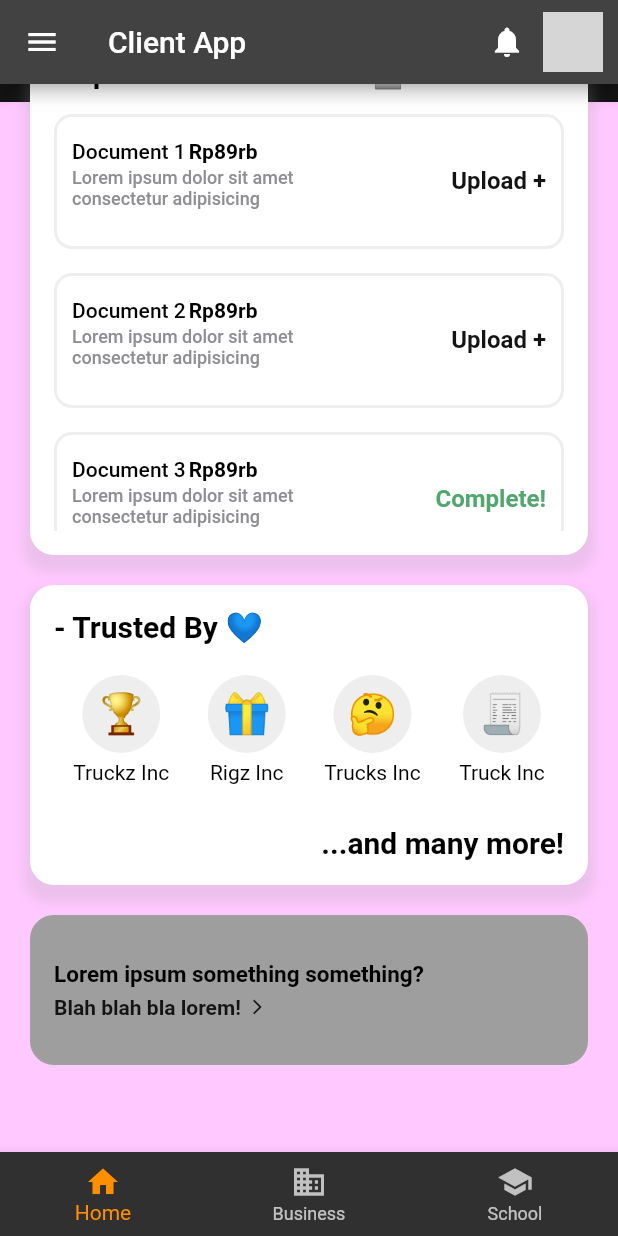
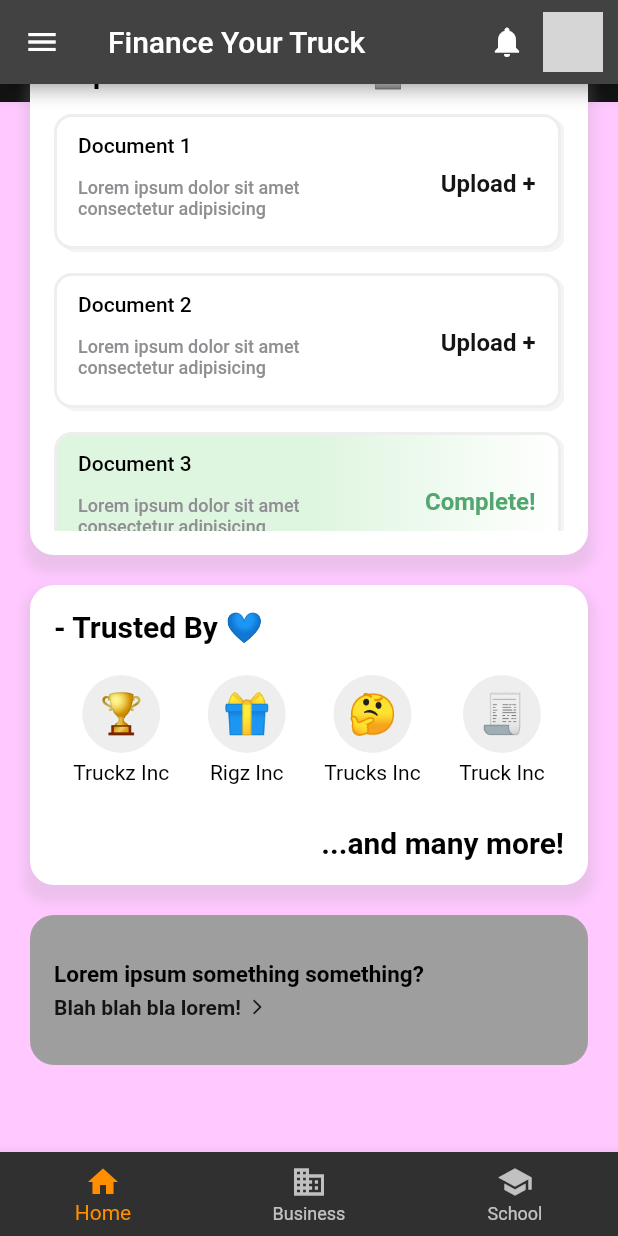
Before and after one commit to AlulaLeak/client-financing-application, a Flutter app: the screen it shows once a user with an empty profile is signed in, scrolled down 388 dp, on a phone screen of 412 x 824 dp. Run offline on Flutter 3.47's test engine with Material 2 defaults, Android fonts, the phone set to English and light mode, and no system bars; our stand-ins replace cloud_firestore, firebase_auth, firebase_core; missing offline and left inert: flutterfire_ui; accounts and stored records are empty; network calls fail; statements that could not run were skipped; grey boxes are pictures that could not be loaded.

Commit message:
refactored pages& widgets and tweaked styles

```diff
--- /dev/null
+++ b/lib/constants/constants_client_app.dart
@@ -0,0 +1,12 @@
+import 'package:flutter/material.dart';
+import '../widgets/client_homewidget/client_homewidget.dart';
+
+List<Widget> widgetOptions = <Widget>[
+  const ClientHomeWidget(),
+  const Center(
+    child: Text('Client App Page 2'),
+  ),
+  const Center(
+    child: Text('Client App Page 3'),
+  ),
+];
--- a/lib/pages/client_app.dart
+++ b/lib/pages/client_app.dart
@@ -38,13 +38,14 @@ class ClientApp extends StatelessWidget {
               "name": context.read<UserInformation>().name,
               "email": context.read<UserInformation>().email,
               "photoUrl": context.read<UserInformation>().photoUrl,
+              "created_at": DateTime.now(),
             };
             db.collection("users").add(user);
           }
         }
         return Scaffold(
             appBar: AppBar(
-              title: const Text('Client App'),
+              title: const Text("Finance Your Truck"),
               actions: [
                 IconButton(
                     onPressed: () {}, icon: const Icon(Icons.notifications)),
--- a/lib/pages/placeholder.dart
+++ b/lib/pages/placeholder.dart
@@ -16,9 +16,7 @@ class PlaceholderHomePage extends StatelessWidget {
         child: Column(
           mainAxisAlignment: MainAxisAlignment.center,
           children: <Widget>[
-            const Text(
-              'You have pushed the button this many times:',
-            ),
+            const Text('You have pushed the button this many times:'),
             Text(
               '${context.watch<Counter>().counter}',
               style: Theme.of(context).textTheme.headlineMedium,
--- a/lib/widgets/bottom_navbar.dart
+++ b/lib/widgets/bottom_navbar.dart
@@ -3,9 +3,7 @@ import 'package:provider/provider.dart';
 import 'package:workingauth/providers/bottomnav_provider.dart';
 
 class BottomNavBar extends StatelessWidget {
-  const BottomNavBar({
-    super.key,
-  });
+  const BottomNavBar({super.key});
 
   @override
   Widget build(BuildContext context) {
--- a/lib/widgets/client_homewidget/client_homewidget.dart
+++ b/lib/widgets/client_homewidget/client_homewidget.dart
@@ -1,7 +1,7 @@
 import 'package:flutter/material.dart';
 import './picture_slider.dart';
 import './welcome_and_progress.dart';
-import './document_status_card.dart';
+import 'document_status_cardlist.dart';
 import './trustedby_card.dart';
 import './extrainfo_card.dart';
 import '../../constants/constants_client_homewidget.dart';
--- /dev/null
+++ b/lib/widgets/client_homewidget/document_card.dart
@@ -0,0 +1,87 @@
+import 'package:flutter/material.dart';
+import '../../constants/constants_client_homewidget.dart';
+
+class DocumentCard extends StatelessWidget {
+  const DocumentCard({Key? key, this.index = 0}) : super(key: key);
+
+  final int index;
+
+  @override
+  Widget build(BuildContext context) {
+    return Container(
+      margin: const EdgeInsets.only(right: 2),
+      padding: const EdgeInsets.only(left: 14, right: 8, top: 11),
+      width: double.infinity,
+      height: 90,
+      decoration: BoxDecoration(
+        boxShadow: const [
+          BoxShadow(
+            color: Color.fromARGB(61, 209, 209, 209),
+            offset: Offset(3.0, 2.0),
+          ),
+        ],
+        gradient: LinearGradient(
+            colors: [
+              const Color.fromARGB(255, 255, 255, 255),
+              index % 3 == 0 + index
+                  ? white
+                  : const Color.fromARGB(255, 222, 245, 223)
+            ],
+            begin: Alignment.centerRight,
+            end: const Alignment(0.005, 0.0),
+            tileMode: TileMode.clamp),
+        color: index % 3 == 0 + index
+            ? white
+            : const Color.fromARGB(255, 222, 245, 223),
+        border: Border.all(width: 2, color: secondary),
+        borderRadius: const BorderRadius.all(Radius.circular(12.0)),
+      ),
+      child: Column(
+        mainAxisAlignment: MainAxisAlignment.start,
+        crossAxisAlignment: CrossAxisAlignment.start,
+        children: [
+          Text("Document $index",
+              style: const TextStyle(
+                  color: black, fontSize: 14, fontWeight: FontWeight.w500)),
+          const SizedBox(height: 8),
+          Row(
+            children: [
+              const SizedBox(
+                width: 200,
+                child: Text(
+                  "Lorem ipsum dolor sit amet consectetur adipisicing",
+                  style: TextStyle(
+                      color: grey, fontSize: 12, fontWeight: FontWeight.w500),
+                ),
+              ),
+              const Spacer(),
+              Container(
+                margin: const EdgeInsets.only(right: 7),
+                child: Padding(
+                  padding: const EdgeInsets.only(bottom: 20),
+                  child: index % 3 == 0 + index
+                      ? const Text(
+                          'Upload +',
+                          style: TextStyle(
+                            color: primary,
+                            fontSize: 16,
+                            fontWeight: FontWeight.bold,
+                          ),
+                        )
+                      : const Text(
+                          'Complete!',
+                          style: TextStyle(
+                            color: green,
+                            fontSize: 16,
+                            fontWeight: FontWeight.bold,
+                          ),
+                        ),
+                ),
+              ),
+            ],
+          ),
+        ],
+      ),
+    );
+  }
+}
--- a/lib/widgets/client_homewidget/document_status_card.dart
+++ /dev/null
@@ -1,129 +0,0 @@
-import 'package:flutter/material.dart';
-import '../../constants/constants_client_homewidget.dart';
-
-class DocumentStatusCard extends StatelessWidget {
-  const DocumentStatusCard({
-    super.key,
-  });
-
-  @override
-  Widget build(BuildContext context) {
-    return Container(
-        padding: const EdgeInsets.all(16),
-        height: 350.0,
-        decoration: BoxDecoration(
-          boxShadow: [
-            BoxShadow(
-              color: Colors.grey.withOpacity(0.2),
-              spreadRadius: 4,
-              blurRadius: 5,
-              offset: const Offset(0, 7),
-            ),
-          ],
-          color: white,
-          borderRadius: const BorderRadius.all(
-            Radius.circular(
-              16.0,
-            ),
-          ),
-        ),
-        child: ListView.separated(
-            separatorBuilder: (context, index) {
-              return const Divider();
-            },
-            itemCount: 12,
-            itemBuilder: (BuildContext ctxt, int index) {
-              if (index == 0) {
-                return const Text(
-                  '- Uploaded Documents 📄',
-                  style: TextStyle(
-                    color: black,
-                    fontSize: 20,
-                    fontWeight: FontWeight.bold,
-                  ),
-                );
-              }
-              return Container(
-                padding: const EdgeInsets.only(
-                  left: 10,
-                  right: 10,
-                  top: 15,
-                ),
-                width: double.infinity,
-                height: 90,
-                decoration: BoxDecoration(
-                  border: Border.all(
-                    width: 2,
-                    color: secondary,
-                  ),
-                  borderRadius: const BorderRadius.all(
-                    Radius.circular(
-                      12.0,
-                    ),
-                  ),
-                ),
-                child: Column(
-                  mainAxisAlignment: MainAxisAlignment.start,
-                  crossAxisAlignment: CrossAxisAlignment.start,
-                  children: [
-                    Row(
-                      children: [
-                        Text("Document $index",
-                            style: const TextStyle(
-                                color: black,
-                                fontSize: 14,
-                                fontWeight: FontWeight.w500)),
-                        const SizedBox(
-                          width: 2,
-                        ),
-                        const Text("Rp89rb",
-                            style: TextStyle(
-                                color: black,
-                                fontSize: 14,
-                                fontWeight: FontWeight.bold)),
-                      ],
-                    ),
-                    const SizedBox(
-                      height: 2,
-                    ),
-                    Row(
-                      children: [
-                        const SizedBox(
-                          width: 200,
-                          child: Text(
-                            "Lorem ipsum dolor sit amet consectetur adipisicing",
-                            style: TextStyle(
-                                color: grey,
-                                fontSize: 12,
-                                fontWeight: FontWeight.w500),
-                          ),
-                        ),
-                        const Spacer(),
-                        Padding(
-                          padding: const EdgeInsets.only(bottom: 10),
-                          child: index % 3 == 0 + index
-                              ? const Text(
-                                  'Upload +',
-                                  style: TextStyle(
-                                    color: primary,
-                                    fontSize: 16,
-                                    fontWeight: FontWeight.bold,
-                                  ),
-                                )
-                              : const Text(
-                                  'Complete!',
-                                  style: TextStyle(
-                                    color: green,
-                                    fontSize: 16,
-                                    fontWeight: FontWeight.bold,
-                                  ),
-                                ),
-                        ),
-                      ],
-                    ),
-                  ],
-                ),
-              );
-            }));
-  }
-}
--- /dev/null
+++ b/lib/widgets/client_homewidget/document_status_cardlist.dart
@@ -0,0 +1,45 @@
+import 'package:flutter/material.dart';
+import '../../constants/constants_client_homewidget.dart';
+import './document_card.dart';
+
+class DocumentStatusCard extends StatelessWidget {
+  const DocumentStatusCard({
+    super.key,
+  });
+
+  @override
+  Widget build(BuildContext context) {
+    return Container(
+        padding: const EdgeInsets.all(16),
+        height: 350.0,
+        decoration: BoxDecoration(
+          boxShadow: [
+            BoxShadow(
+              color: Colors.grey.withOpacity(0.2),
+              spreadRadius: 4,
+              blurRadius: 5,
+              offset: const Offset(0, 7),
+            ),
+          ],
+          color: white,
+          borderRadius: const BorderRadius.all(Radius.circular(16.0)),
+        ),
+        child: ListView.separated(
+            separatorBuilder: (context, index) => const Divider(),
+            itemCount: 12,
+            itemBuilder: (BuildContext context, int index) {
+              if (index == 0) {
+                return const Text(
+                  '- Uploaded Documents 📄',
+                  style: TextStyle(
+                      color: black,
+                      fontSize: 20,
+                      fontWeight: FontWeight.bold,
+                      backgroundColor: white),
+                );
+              } else {
+                return DocumentCard(index: index);
+              }
+            }));
+  }
+}
--- a/lib/widgets/client_homewidget/welcome_and_progress.dart
+++ b/lib/widgets/client_homewidget/welcome_and_progress.dart
@@ -1,5 +1,4 @@
 import 'package:flutter/material.dart';
-import 'package:workingauth/widgets/profile_icon.dart';
 import '../../providers/userinfo_provider.dart';
 import 'package:provider/provider.dart';
 import '../../constants/constants_client_homewidget.dart';
```
